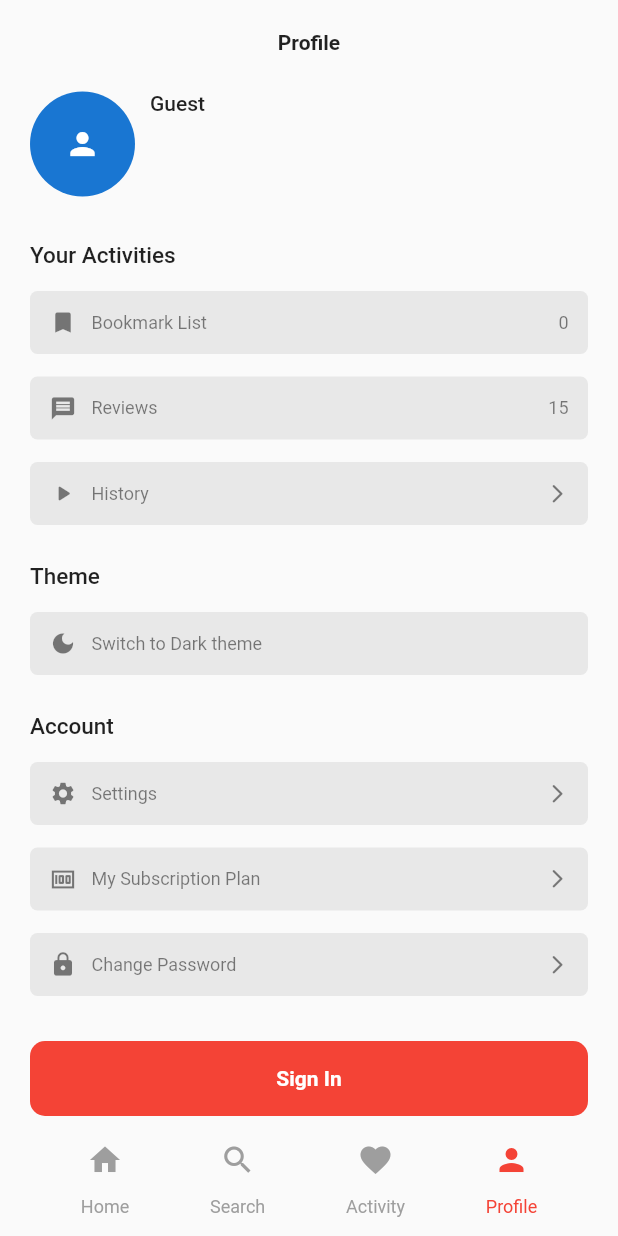
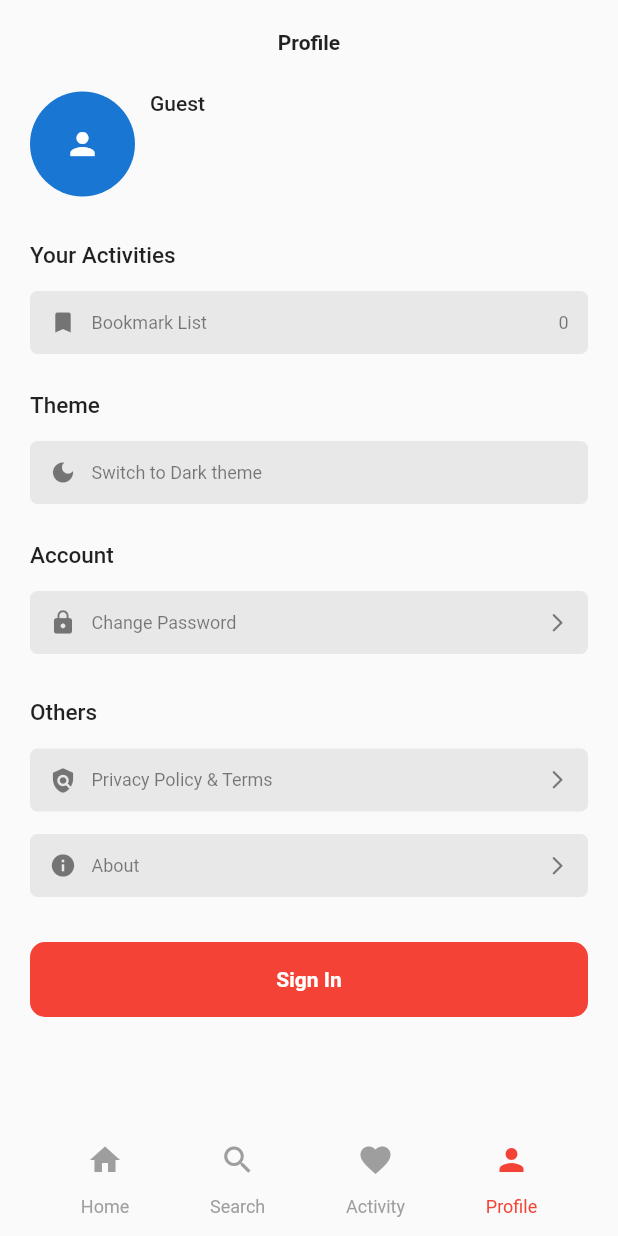
Before and after one commit to sivaprasadnk/moviezapp, a Flutter app: the HomeScreenMobile screen opened by its route, item 4 of the bottom bar chosen, on a phone screen of 412 x 824 dp. Run offline on Flutter 3.47's test engine with Material 2 defaults, Android fonts, the phone set to English and light mode, and no system bars; our stand-ins replace cached_network_image, cloud_firestore, connectivity_plus, firebase_auth, firebase_core, flutter_carousel_widget and 3 more; accounts and stored records are empty; network calls fail.

Commit message:
profile screen changes

```diff
--- a/lib/repo/movie/api.key.dart
+++ b/lib/repo/movie/api.key.dart
@@ -1 +1,2 @@
-String apiKey = "c5f91272e8db79e3deb27701f18d2894";
+// String apiKey = "c5f91272e8db79e3deb27701f18d2894";
+String apiKey = "8d5a3dfeea83619117402fc317d79d25";
--- a/lib/views/common/title.app.bar.dart
+++ b/lib/views/common/title.app.bar.dart
@@ -12,6 +12,7 @@ class TitleAppBar extends StatelessWidget with PreferredSizeWidget {
     var isMobileWeb = context.appProvider.isMobileApp;
     return AppBar(
       elevation: 0,
+      backgroundColor: context.primaryColor,
       automaticallyImplyLeading: false,
       title: !isMobileWeb
           ? GestureDetector(
--- a/lib/views/mobile/home/page/profile/profile.screen.dart
+++ b/lib/views/mobile/home/page/profile/profile.screen.dart
@@ -35,18 +35,7 @@ class _ProfileScreenState extends State<ProfileScreen> {
             const ProfileSectionTitle(title: 'Your Activities'),
             const SizedBox(height: 15),
             BookmarkListMenu(isGuest: isGuest),
-            const SizedBox(height: 15),
-            const ProfileMenuCard(
-              title: 'Reviews',
-              icon: Icons.message,
-              isCountItem: true,
-              count: 15,
-            ),
-            const SizedBox(height: 15),
-            const ProfileMenuCard(
-              title: 'History',
-              icon: Icons.play_arrow_rounded,
-            ),
+
             const SizedBox(height: 25),
             const ProfileSectionTitle(title: 'Theme'),
             const SizedBox(height: 15),
@@ -72,18 +61,20 @@ class _ProfileScreenState extends State<ProfileScreen> {
             const ProfileSectionTitle(title: 'Account'),
             const SizedBox(height: 15),
             const ProfileMenuCard(
-              title: 'Settings',
-              icon: Icons.settings,
+              title: 'Change Password',
+              icon: Icons.lock,
+            ),
+            const SizedBox(height: 30),
+            const ProfileSectionTitle(title: 'Others'),
+            const SizedBox(height: 15),
+            const ProfileMenuCard(
+              title: 'Privacy Policy & Terms',
+              icon: Icons.policy,
             ),
             const SizedBox(height: 15),
             const ProfileMenuCard(
-              title: 'My Subscription Plan',
-              icon: Icons.money,
-            ),
-            const SizedBox(height: 15),
-            const ProfileMenuCard(
-              title: 'Change Password',
-              icon: Icons.lock,
+              title: 'About',
+              icon: Icons.info,
             ),
             const SizedBox(height: 30),
             !isGuest
```
Also changed, not shown: 1 other file.
